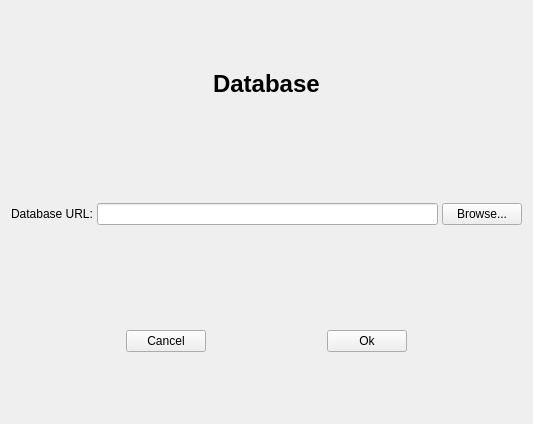
Before: the Qt Designer form src/gui/SelectDatabaseWidget.ui in n-bigler/experimental-data-manager, drawn with Qt 5.
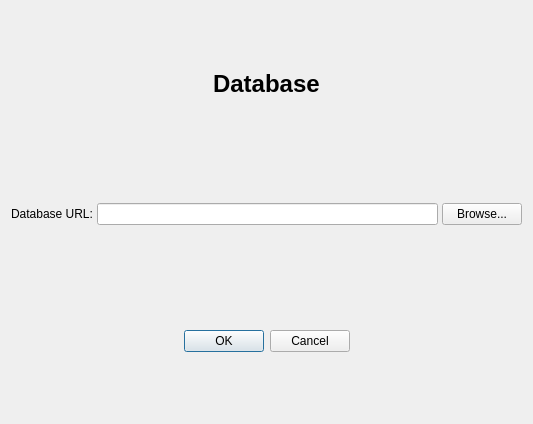
After: the same form once the commit is applied.

Patch:
```diff
--- a/src/gui/SelectDatabaseWidget.ui
+++ b/src/gui/SelectDatabaseWidget.ui
@@ -126,28 +126,12 @@
    <item>
     <layout class="QHBoxLayout" name="horizontalLayout_2">
      <item>
-      <widget class="QPushButton" name="cancelButton">
-       <property name="sizePolicy">
-        <sizepolicy hsizetype="Maximum" vsizetype="Fixed">
-         <horstretch>0</horstretch>
-         <verstretch>0</verstretch>
-        </sizepolicy>
+      <widget class="QDialogButtonBox" name="okCancelButtonBox">
+       <property name="standardButtons">
+        <set>QDialogButtonBox::Cancel|QDialogButtonBox::Ok</set>
        </property>
-       <property name="text">
-        <string>Cancel</string>
-       </property>
-      </widget>
-     </item>
-     <item>
-      <widget class="QPushButton" name="okButton">
-       <property name="sizePolicy">
-        <sizepolicy hsizetype="Maximum" vsizetype="Fixed">
-         <horstretch>0</horstretch>
-         <verstretch>0</verstretch>
-        </sizepolicy>
-       </property>
-       <property name="text">
-        <string>Ok</string>
+       <property name="centerButtons">
+        <bool>true</bool>
        </property>
       </widget>
      </item>
```
